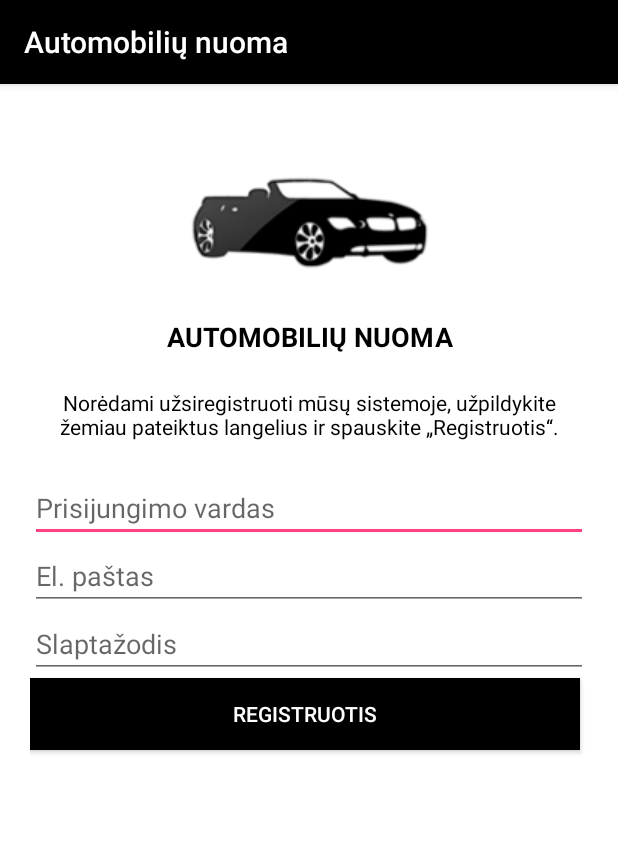
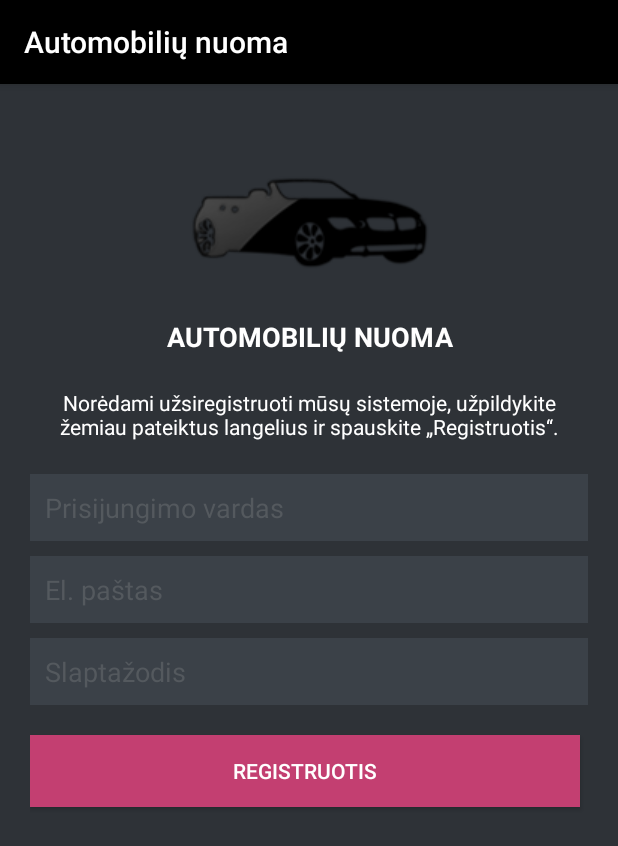
Before and after one commit to lietuvis1337/automobiliu_nuoma, an Android app: the RegisterActivity screen opened directly, with no data from a screen before it, on a phone screen of 412 x 824 dp. Shown: the top 846 px of the screen. Run offline under Robolectric (Android 15) with nearby library versions, the phone set to English and light mode, and no system bars.

Commit message:
Pakeistas dizainas.

```diff
--- a/app/src/main/java/eunuoma/freecluster/rol/nuoma/RegisterActivity.java
+++ b/app/src/main/java/eunuoma/freecluster/rol/nuoma/RegisterActivity.java
@@ -30,7 +30,7 @@
                         if (Validation.isValid(registerPassword.getText().toString())) {
                             Intent pereitiKitur = new Intent(RegisterActivity.this, LoginActivity.class);
                             startActivity(pereitiKitur);
-                            Toast.makeText(LoginActivity.class, getResources().getString(R.string.register_successful), Toast.LENGTH_LONG).show();
+                            Toast.makeText(RegisterActivity.this, getResources().getString(R.string.register_successful), Toast.LENGTH_LONG).show();
                         } else {
                             Toast.makeText(RegisterActivity.this, getResources().getString(R.string.register_password_error), Toast.LENGTH_SHORT).show();
                         }
--- a/app/src/main/res/layout/activity_register.xml
+++ b/app/src/main/res/layout/activity_register.xml
@@ -3,7 +3,7 @@
     xmlns:app="http://schemas.android.com/apk/res-auto"
     android:layout_width="match_parent"
     android:layout_height="match_parent"
-    android:background="@color/colorWhite"
+    android:background="@color/colorBG"
     android:padding="20dp"
     android:orientation="vertical">
 
@@ -21,7 +21,7 @@
         android:textAllCaps="true"
         android:textStyle="bold"
         android:textSize="18dp"
-        android:textColor="@color/colorBlack"
+        android:textColor="@color/colorWhite"
         android:paddingBottom="22dp"/>
 
     <TextView
@@ -29,7 +29,7 @@
         android:layout_height="wrap_content"
         android:text="@string/register_notice"
         android:textAlignment="center"
-        android:textColor="@color/colorBlack"
+        android:textColor="@color/colorWhite"
         android:paddingBottom="22dp"/>
 
     <EditText
@@ -37,6 +37,11 @@
         android:hint="@string/login_username"
         android:layout_width="match_parent"
         android:fontFamily="sans-serif"
+        android:layout_marginBottom="10dp"
+        android:background="@color/colorEdit"
+        android:textColorHint="@color/colorHint"
+        android:textColor="@color/colorWhite"
+        android:padding="10dp"
         android:layout_height="wrap_content" />
 
     <EditText
@@ -44,6 +49,12 @@
         android:hint="@string/register_email"
         android:layout_width="match_parent"
         android:fontFamily="sans-serif"
+        android:inputType="textEmailAddress"
+        android:layout_marginBottom="10dp"
+        android:background="@color/colorEdit"
+        android:textColorHint="@color/colorHint"
+        android:textColor="@color/colorWhite"
+        android:padding="10dp"
         android:layout_height="wrap_content" />
 
     <EditText
@@ -52,6 +63,11 @@
         android:layout_width="match_parent"
         android:fontFamily="sans-serif"
         android:layout_height="wrap_content"
+        android:layout_marginBottom="20dp"
+        android:background="@color/colorEdit"
+        android:textColorHint="@color/colorHint"
+        android:textColor="@color/colorWhite"
+        android:padding="10dp"
         android:inputType="textPassword" />
 
         <Button
@@ -60,7 +76,7 @@
             android:layout_height="wrap_content"
             android:text="@string/register_submit"
             android:layout_marginRight="5dp"
-            android:background="@color/colorBlack"
+            android:background="@color/colorButton"
             android:textColor="@color/colorWhite" />
 
 </LinearLayout>
--- a/app/src/main/res/values/colors.xml
+++ b/app/src/main/res/values/colors.xml
@@ -6,4 +6,8 @@
     <color name="colorGreen">#1ba727</color>
     <color name="colorWhite">#ffffff</color>
     <color name="colorBlack">#000000</color>
+    <color name="colorBG">#2e3237</color>
+    <color name="colorEdit">#3b4148</color>
+    <color name="colorHint">#54595e</color>
+    <color name="colorButton">#c33f71</color>
 </resources>
--- a/app/src/main/res/values/strings.xml
+++ b/app/src/main/res/values/strings.xml
@@ -13,6 +13,6 @@
     <string name="register_username_error">Blogai įvestas prisijungimo vardas!</string>
     <string name="register_email_error">Blogai įvestas el. pašto adresas!</string>
     <string name="register_password_error">Blogai įvestas slaptažodis!</string>
-    <string name="search_name">Nuomos istorija</string>
+    <string name="search_description">Jūs sėkmingai prisijungėte prie sistemos.</string>
     <string name="search_submit">Ieškoti</string>
 </resources>
```
Also changed, not shown: app/src/main/res/layout/activity_login.xml (+14 -4 lines), app/src/main/res/layout/activity_search.xml (+5 -8 lines).
